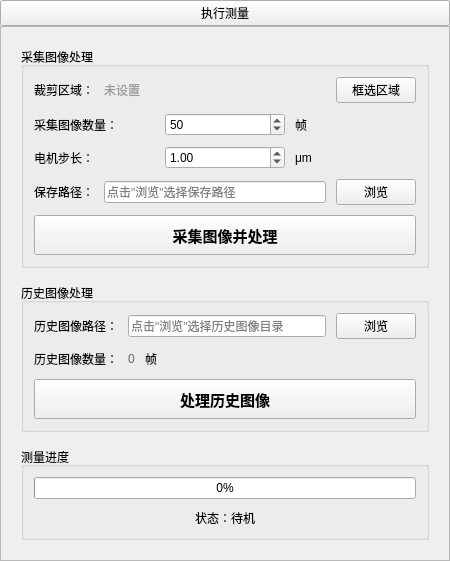
Qt form measurement_control.ui (walking-go/InterferometerStudio) before a commit.
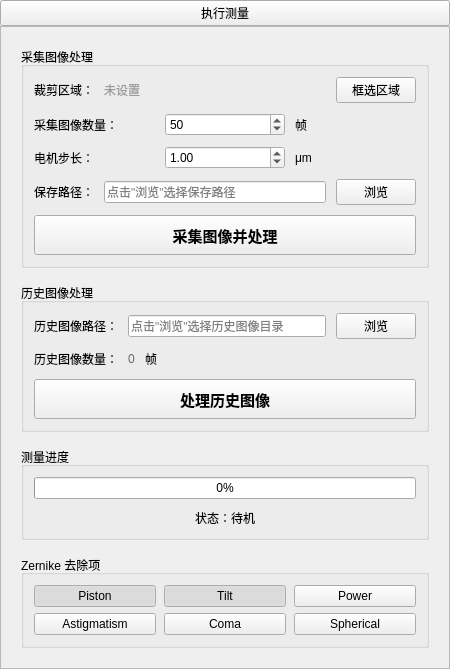
The same form after that commit. Icons and pictures are not drawn.

Commit message: Add small-tilt fallback, Zernike term selection UI, remove yaw-axis test

```diff
--- a/measurement_control.ui
+++ b/measurement_control.ui
@@ -489,6 +489,106 @@
            </layout>
           </widget>
          </item>
+         <item>
+          <widget class="QGroupBox" name="groupBox_zernikeRemoval">
+           <property name="title">
+            <string>Zernike 去除项</string>
+           </property>
+           <layout class="QVBoxLayout" name="verticalLayout_zernike">
+            <property name="spacing">
+             <number>8</number>
+            </property>
+            <property name="leftMargin">
+             <number>10</number>
+            </property>
+            <property name="topMargin">
+             <number>10</number>
+            </property>
+            <property name="rightMargin">
+             <number>10</number>
+            </property>
+            <property name="bottomMargin">
+             <number>10</number>
+            </property>
+            <item>
+             <layout class="QGridLayout" name="gridLayout_zernike">
+              <property name="horizontalSpacing">
+               <number>8</number>
+              </property>
+              <property name="verticalSpacing">
+               <number>6</number>
+              </property>
+              <item row="0" column="0">
+               <widget class="QPushButton" name="btn_zPiston">
+                <property name="text">
+                 <string>Piston</string>
+                </property>
+                <property name="checkable">
+                 <bool>true</bool>
+                </property>
+                <property name="checked">
+                 <bool>true</bool>
+                </property>
+               </widget>
+              </item>
+              <item row="0" column="1">
+               <widget class="QPushButton" name="btn_zTilt">
+                <property name="text">
+                 <string>Tilt</string>
+                </property>
+                <property name="checkable">
+                 <bool>true</bool>
+                </property>
+                <property name="checked">
+                 <bool>true</bool>
+                </property>
+               </widget>
+              </item>
+              <item row="0" column="2">
+               <widget class="QPushButton" name="btn_zPower">
+                <property name="text">
+                 <string>Power</string>
+                </property>
+                <property name="checkable">
+                 <bool>true</bool>
+                </property>
+               </widget>
+              </item>
+              <item row="1" column="0">
+               <widget class="QPushButton" name="btn_zAstigmatism">
+                <property name="text">
+                 <string>Astigmatism</string>
+                </property>
+                <property name="checkable">
+                 <bool>true</bool>
+                </property>
+               </widget>
+              </item>
+              <item row="1" column="1">
+               <widget class="QPushButton" name="btn_zComa">
+                <property name="text">
+                 <string>Coma</string>
+                </property>
+                <property name="checkable">
+                 <bool>true</bool>
+                </property>
+               </widget>
+              </item>
+              <item row="1" column="2">
+               <widget class="QPushButton" name="btn_zSpherical">
+                <property name="text">
+                 <string>Spherical</string>
+                </property>
+                <property name="checkable">
+                 <bool>true</bool>
+                </property>
+               </widget>
+              </item>
+             </layout>
+            </item>
+           </layout>
+          </widget>
+         </item>
         </layout>
        </widget>
       </item>
```
The commit also changes 16 other files.
